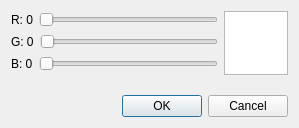
This is forms/colortray.ui in WTS012201/Text-Extraction-Tool as Qt 5 draws it before an edit. The edited form follows.
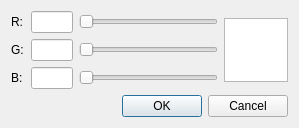
This is the edited form.

The edit to the form file:
```diff
--- a/forms/colortray.ui
+++ b/forms/colortray.ui
@@ -19,14 +19,17 @@
      <item>
       <layout class="QVBoxLayout" name="verticalLayout_2">
        <item>
-        <layout class="QHBoxLayout" name="horizontalLayout_6">
+        <layout class="QHBoxLayout" name="horizontalLayout_6" stretch="1,3,10">
          <item>
           <widget class="QLabel" name="labelRed">
            <property name="text">
-            <string>R: 0</string>
+            <string>R:</string>
            </property>
           </widget>
          </item>
+         <item>
+          <widget class="QLineEdit" name="redEdit"/>
+         </item>
          <item>
           <widget class="QSlider" name="colorRed">
            <property name="maximum">
@@ -40,14 +43,17 @@
         </layout>
        </item>
        <item>
-        <layout class="QHBoxLayout" name="horizontalLayout_2">
+        <layout class="QHBoxLayout" name="horizontalLayout_2" stretch="1,3,10">
          <item>
           <widget class="QLabel" name="labelGreen">
            <property name="text">
-            <string>G: 0</string>
+            <string>G:</string>
            </property>
           </widget>
          </item>
+         <item>
+          <widget class="QLineEdit" name="greenEdit"/>
+         </item>
          <item>
           <widget class="QSlider" name="colorGreen">
            <property name="maximum">
@@ -61,14 +67,17 @@
         </layout>
        </item>
        <item>
-        <layout class="QHBoxLayout" name="horizontalLayout_5">
+        <layout class="QHBoxLayout" name="horizontalLayout_5" stretch="1,3,10">
          <item>
           <widget class="QLabel" name="labelBlue">
            <property name="text">
-            <string>B: 0</string>
+            <string>B:</string>
            </property>
           </widget>
          </item>
+         <item>
+          <widget class="QLineEdit" name="blueEdit"/>
+         </item>
          <item>
           <widget class="QSlider" name="colorBlue">
            <property name="maximum">
```
